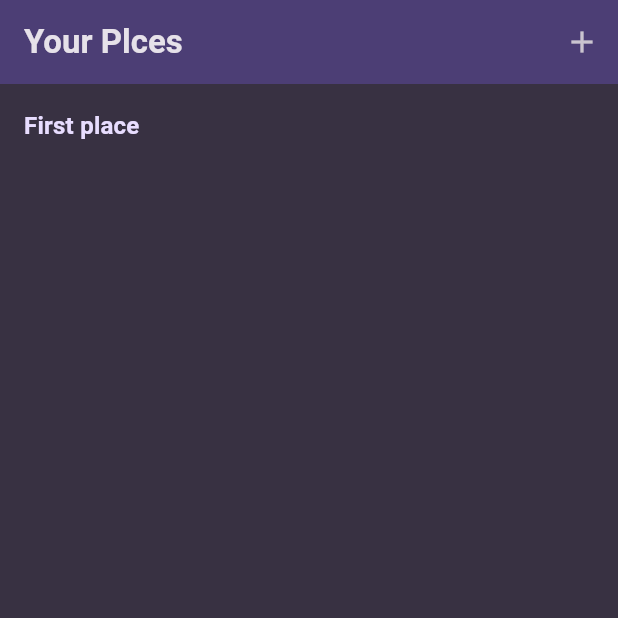
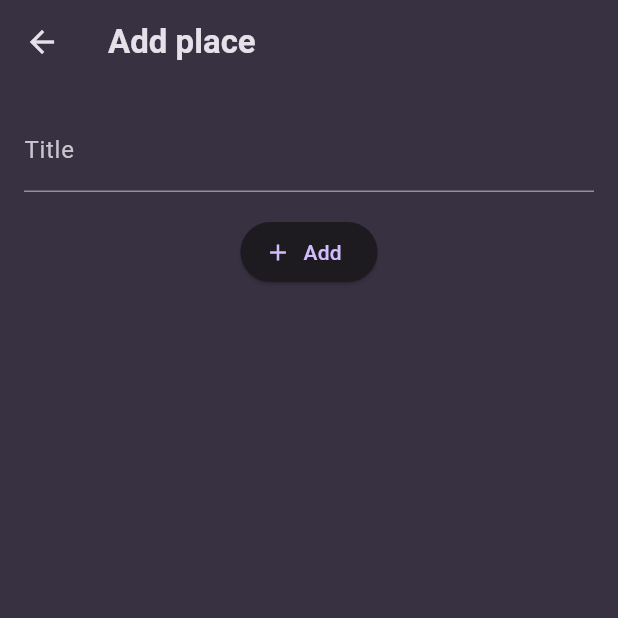
Before and after one commit to loloa/FLUTTER, a Flutter app: the screen it shows after launch, after a tap on the "add" icon, on a phone screen of 412 x 824 dp, the top half of it. Run offline on Flutter 3.47's test engine with Material 3 defaults, Android fonts, the phone set to English and light mode, and no system bars; our stand-ins replace flutter_riverpod, google_fonts.

Commit message:
added screen for adding place

```diff
--- a/lib/screens/add_place.dart
+++ b/lib/screens/add_place.dart
@@ -1 +1,46 @@
-class AddPlaceForm {}
+import 'package:flutter/material.dart';
+
+class AddPlaceScreen extends StatefulWidget {
+  const AddPlaceScreen({super.key});
+
+  @override
+  State<AddPlaceScreen> createState() {
+    return _AddPlaceScreenState();
+  }
+}
+
+class _AddPlaceScreenState extends State<AddPlaceScreen> {
+  final _titleController = TextEditingController();
+  @override
+  void dispose() {
+    _titleController.dispose();
+    super.dispose();
+  }
+
+  @override
+  Widget build(BuildContext context) {
+    return Scaffold(
+      appBar: AppBar(title: Text('Add place')),
+      body: SingleChildScrollView(
+        padding: EdgeInsets.all(16),
+        child: Column(
+          children: [
+            TextField(
+              decoration: const InputDecoration(labelText: 'Title'),
+              style: TextStyle(
+                color: Theme.of(context).colorScheme.onPrimaryContainer,
+              ),
+              controller: _titleController,
+            ),
+            const SizedBox(height: 16),
+            ElevatedButton.icon(
+              onPressed: () {},
+              icon: Icon(Icons.add),
+              label: Text('Add'),
+            ),
+          ],
+        ),
+      ),
+    );
+  }
+}
--- a/lib/screens/places.dart
+++ b/lib/screens/places.dart
@@ -1,4 +1,6 @@
 import 'package:favorite_places/models/place.dart';
+import 'package:favorite_places/screens/add_place.dart';
+import 'package:favorite_places/screens/add_place_form.dart';
 import 'package:favorite_places/widgets/places_list.dart';
 import 'package:flutter/material.dart';
 
@@ -11,7 +13,16 @@
       appBar: AppBar(
         title: const Text('Your Plces'),
         backgroundColor: Theme.of(context).colorScheme.primaryContainer,
-        actions: [IconButton(icon: const Icon(Icons.add), onPressed: () {})],
+        actions: [
+          IconButton(
+            icon: const Icon(Icons.add),
+            onPressed: () {
+              Navigator.of(context).push(
+                MaterialPageRoute(builder: (ctx) => const AddPlaceScreen()),
+              );
+            },
+          ),
+        ],
       ),
       body: PlacesList(places: [Place(title: 'First place')]),
     );
```
